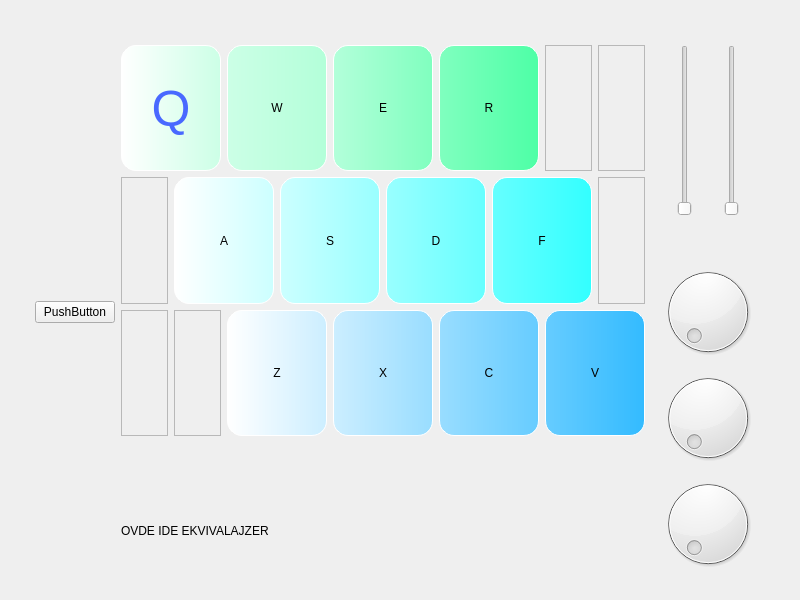
goldengun1/Music_Board, file src/mainwindow.ui: the form before one commit.
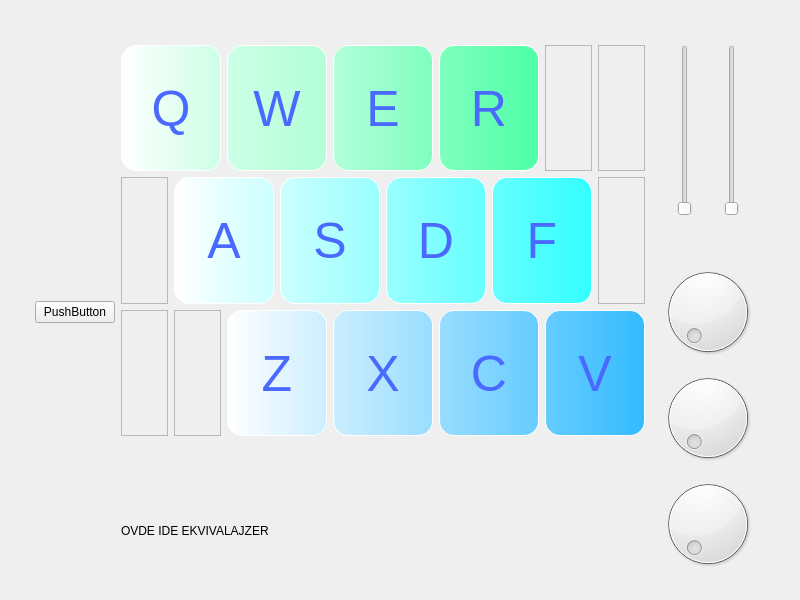
The form after the commit.

Commit message: izmena u temi

Diff of the .ui file:
```diff
--- a/src/mainwindow.ui
+++ b/src/mainwindow.ui
@@ -65,9 +65,34 @@
           </sizepolicy>
          </property>
          <property name="styleSheet">
-          <string notr="true">background-color: qlineargradient(spread:pad, x1:0, y1:0, x2:1, y2:0, stop:0 #b3ffda , stop:1 #80ffbf);
+          <string notr="true">
+
+QPushButton{
+background-color: qlineargradient(spread:pad, x1:0, y1:0, x2:1, y2:0, stop:0 #b3ffda , stop:1 #80ffbf);
 border:1px solid white ;
-border-radius:15px</string>
+font: 50px;
+border-radius:15px;
+font: 900 50pt &quot;Segoe UI Black&quot;;
+color: #4969ff;
+}
+
+QPushButton::hover{
+border-color: #4969ff;
+border-width: 3px;
+}
+
+
+QPushButton::pressed
+{
+    background-color: #4969ff;
+    color: #ffffff;
+    border-style: solid;
+    border-width: 3px;
+
+    border-color: #051a39;
+
+
+}</string>
          </property>
          <property name="text">
           <string>E</string>
@@ -83,9 +108,33 @@
           </sizepolicy>
          </property>
          <property name="styleSheet">
-          <string notr="true">background-color: qlineargradient(spread:pad, x1:0, y1:0, x2:1, y2:0, stop:0 #ffffff , stop:1 #cceeff);
+          <string notr="true">
+QPushButton{
+background-color: qlineargradient(spread:pad, x1:0, y1:0, x2:1, y2:0, stop:0 #ffffff , stop:1 #cceeff);
 border:1px solid white ;
-border-radius:15px</string>
+font: 50px;
+border-radius:15px;
+font: 900 50pt &quot;Segoe UI Black&quot;;
+color: #4969ff;
+}
+
+QPushButton::hover{
+border-color: #4969ff;
+border-width: 3px;
+}
+
+
+QPushButton::pressed
+{
+    background-color: #4969ff;
+    color: #ffffff;
+    border-style: solid;
+    border-width: 3px;
+
+    border-color: #051a39;
+
+
+}</string>
          </property>
          <property name="text">
           <string>Z</string>
@@ -101,9 +150,34 @@
           </sizepolicy>
          </property>
          <property name="styleSheet">
-          <string notr="true">background-color: qlineargradient(spread:pad, x1:0, y1:0, x2:1, y2:0, stop:0 #66ccff , stop:1 #33bbff);
+          <string notr="true">
+
+QPushButton{
+background-color: qlineargradient(spread:pad, x1:0, y1:0, x2:1, y2:0, stop:0 #66ccff , stop:1 #33bbff);
 border:1px solid white ;
-border-radius:15px</string>
+font: 50px;
+border-radius:15px;
+font: 900 50pt &quot;Segoe UI Black&quot;;
+color: #4969ff;
+}
+
+QPushButton::hover{
+border-color: #4969ff;
+border-width: 3px;
+}
+
+
+QPushButton::pressed
+{
+    background-color: #4969ff;
+    color: #ffffff;
+    border-style: solid;
+    border-width: 3px;
+
+    border-color: #051a39;
+
+
+}</string>
          </property>
          <property name="text">
           <string>V</string>
@@ -129,9 +203,33 @@
           </sizepolicy>
          </property>
          <property name="styleSheet">
-          <string notr="true">background-color: qlineargradient(spread:pad, x1:0, y1:0, x2:1, y2:0, stop:0 #cceeff , stop:1 #99ddff);
+          <string notr="true">
+QPushButton{
+background-color: qlineargradient(spread:pad, x1:0, y1:0, x2:1, y2:0, stop:0 #cceeff , stop:1 #99ddff);
 border:1px solid white ;
-border-radius:15px</string>
+font: 50px;
+border-radius:15px;
+font: 900 50pt &quot;Segoe UI Black&quot;;
+color: #4969ff;
+}
+
+QPushButton::hover{
+border-color: #4969ff;
+border-width: 3px;
+}
+
+
+QPushButton::pressed
+{
+    background-color: #4969ff;
+    color: #ffffff;
+    border-style: solid;
+    border-width: 3px;
+
+    border-color: #051a39;
+
+
+}</string>
          </property>
          <property name="text">
           <string>X</string>
@@ -147,9 +245,33 @@
           </sizepolicy>
          </property>
          <property name="styleSheet">
-          <string notr="true">background-color: qlineargradient(spread:pad, x1:0, y1:0, x2:1, y2:0, stop:0 #99ffff , stop:1 #66ffff);
+          <string notr="true">
+QPushButton{
+background-color: qlineargradient(spread:pad, x1:0, y1:0, x2:1, y2:0, stop:0 #99ffff , stop:1 #66ffff);
 border:1px solid white ;
-border-radius:15px</string>
+font: 50px;
+border-radius:15px;
+font: 900 50pt &quot;Segoe UI Black&quot;;
+color: #4969ff;
+}
+
+QPushButton::hover{
+border-color: #4969ff;
+border-width: 3px;
+}
+
+
+QPushButton::pressed
+{
+    background-color: #4969ff;
+    color: #ffffff;
+    border-style: solid;
+    border-width: 3px;
+
+    border-color: #051a39;
+
+
+}</string>
          </property>
          <property name="text">
           <string>D</string>
@@ -165,9 +287,34 @@
           </sizepolicy>
          </property>
          <property name="styleSheet">
-          <string notr="true">background-color: qlineargradient(spread:pad, x1:0, y1:0, x2:1, y2:0, stop:0 #ccffff , stop:1 #99ffff);
+          <string notr="true">
+
+QPushButton{
+background-color: qlineargradient(spread:pad, x1:0, y1:0, x2:1, y2:0, stop:0 #ccffff , stop:1 #99ffff);
 border:1px solid white ;
-border-radius:15px</string>
+font: 50px;
+border-radius:15px;
+font: 900 50pt &quot;Segoe UI Black&quot;;
+color: #4969ff;
+}
+
+QPushButton::hover{
+border-color: #4969ff;
+border-width: 3px;
+}
+
+
+QPushButton::pressed
+{
+    background-color: #4969ff;
+    color: #ffffff;
+    border-style: solid;
+    border-width: 3px;
+
+    border-color: #051a39;
+
+
+}</string>
          </property>
          <property name="text">
           <string>S</string>
@@ -183,9 +330,34 @@
           </sizepolicy>
          </property>
          <property name="styleSheet">
-          <string notr="true">background-color: qlineargradient(spread:pad, x1:0, y1:0, x2:1, y2:0, stop:0 #ccffe6 , stop:1 #b3ffd9 );
+          <string notr="true">
+
+QPushButton{
+background-color: qlineargradient(spread:pad, x1:0, y1:0, x2:1, y2:0, stop:0 #ccffe6 , stop:1 #b3ffd9 );
 border:1px solid white ;
-border-radius:15px</string>
+font: 50px;
+border-radius:15px;
+font: 900 50pt &quot;Segoe UI Black&quot;;
+color: #4969ff;
+}
+
+QPushButton::hover{
+border-color: #4969ff;
+border-width: 3px;
+}
+
+
+QPushButton::pressed
+{
+    background-color: #4969ff;
+    color: #ffffff;
+    border-style: solid;
+    border-width: 3px;
+
+    border-color: #051a39;
+
+
+}</string>
          </property>
          <property name="text">
           <string>W</string>
@@ -211,9 +383,35 @@
           </sizepolicy>
          </property>
          <property name="styleSheet">
-          <string notr="true">background-color: qlineargradient(spread:pad, x1:0, y1:0, x2:1, y2:0, stop:0 #ffffff , stop:1 #ccffff);
+          <string notr="true">
+
+QPushButton{
+background-color: qlineargradient(spread:pad, x1:0, y1:0, x2:1, y2:0, stop:0 #ffffff , stop:1 #ccffff);
 border:1px solid white ;
-border-radius:15px</string>
+font: 50px;
+border-radius:15px;
+font: 900 50pt &quot;Segoe UI Black&quot;;
+color: #4969ff;
+
+}
+
+QPushButton::hover{
+border-color: #4969ff;
+border-width: 3px;
+}
+
+
+QPushButton::pressed
+{
+    background-color: #4969ff;
+    color: #ffffff;
+    border-style: solid;
+    border-width: 3px;
+
+    border-color: #051a39;
+
+
+}</string>
          </property>
          <property name="text">
           <string>A</string>
@@ -283,9 +481,34 @@
           </sizepolicy>
          </property>
          <property name="styleSheet">
-          <string notr="true">background-color: qlineargradient(spread:pad, x1:0, y1:0, x2:1, y2:0, stop:0 #80ffbf , stop:1 #4dffa6);
+          <string notr="true">
+
+QPushButton{
+background-color: qlineargradient(spread:pad, x1:0, y1:0, x2:1, y2:0, stop:0 #80ffbf , stop:1 #4dffa6);
 border:1px solid white ;
-border-radius:15px</string>
+font: 50px;
+border-radius:15px;
+font: 900 50pt &quot;Segoe UI Black&quot;;
+color: #4969ff;
+}
+
+QPushButton::hover{
+border-color: #4969ff;
+border-width: 3px;
+}
+
+
+QPushButton::pressed
+{
+    background-color: #4969ff;
+    color: #ffffff;
+    border-style: solid;
+    border-width: 3px;
+
+    border-color: #051a39;
+
+
+}</string>
          </property>
          <property name="text">
           <string>R</string>
@@ -301,9 +524,33 @@
           </sizepolicy>
          </property>
          <property name="styleSheet">
-          <string notr="true">background-color: qlineargradient(spread:pad, x1:0, y1:0, x2:1, y2:0, stop:0 #99ddff , stop:1 #66ccff);
+          <string notr="true">
+QPushButton{
+background-color: qlineargradient(spread:pad, x1:0, y1:0, x2:1, y2:0, stop:0 #99ddff , stop:1 #66ccff);
 border:1px solid white ;
-border-radius:15px</string>
+font: 50px;
+border-radius:15px;
+font: 900 50pt &quot;Segoe UI Black&quot;;
+color: #4969ff;
+}
+
+QPushButton::hover{
+border-color: #4969ff;
+border-width: 3px;
+}
+
+
+QPushButton::pressed
+{
+    background-color: #4969ff;
+    color: #ffffff;
+    border-style: solid;
+    border-width: 3px;
+
+    border-color: #051a39;
+
+
+}</string>
          </property>
          <property name="text">
           <string>C</string>
@@ -319,9 +566,33 @@
           </sizepolicy>
          </property>
          <property name="styleSheet">
-          <string notr="true">background-color: qlineargradient(spread:pad, x1:0, y1:0, x2:1, y2:0, stop:0 #66ffff , stop:1 #33ffff);
+          <string notr="true">
+
+QPushButton{background-color: qlineargradient(spread:pad, x1:0, y1:0, x2:1, y2:0, stop:0 #66ffff , stop:1 #33ffff);
 border:1px solid white ;
-border-radius:15px</string>
+font: 50px;
+border-radius:15px;
+font: 900 50pt &quot;Segoe UI Black&quot;;
+color: #4969ff;
+}
+
+QPushButton::hover{
+border-color: #4969ff;
+border-width: 3px;
+}
+
+
+QPushButton::pressed
+{
+    background-color: #4969ff;
+    color: #ffffff;
+    border-style: solid;
+    border-width: 3px;
+
+    border-color: #051a39;
+
+
+}</string>
          </property>
          <property name="text">
           <string>F</string>
```
The commit also changes 2 other files.
